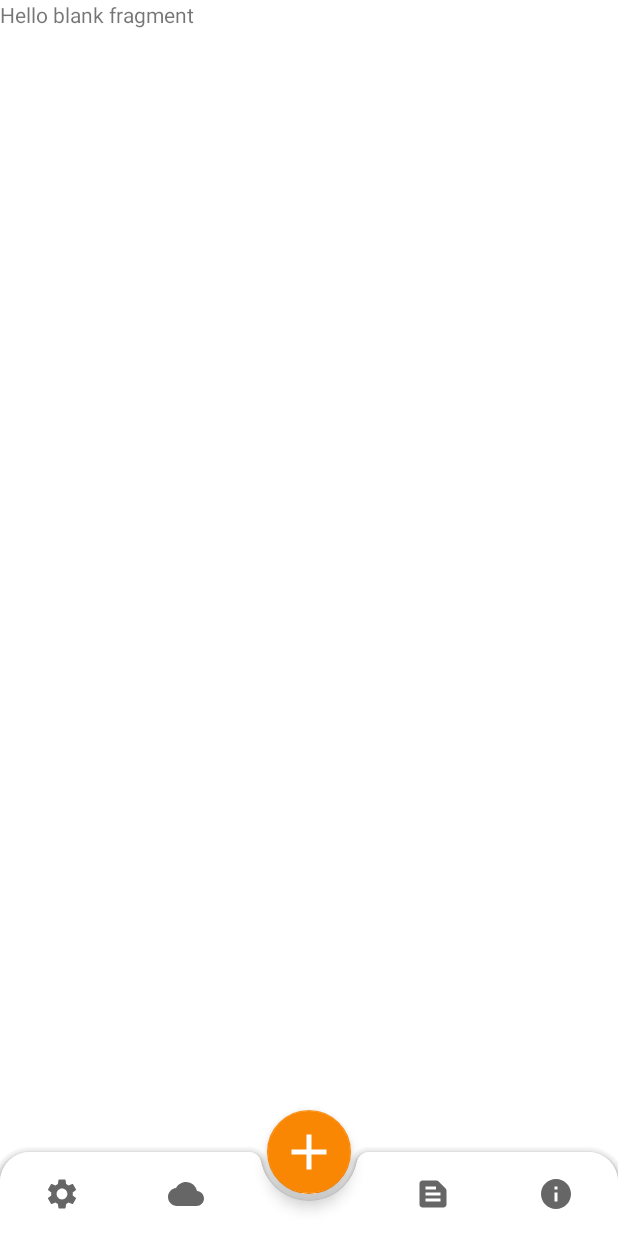
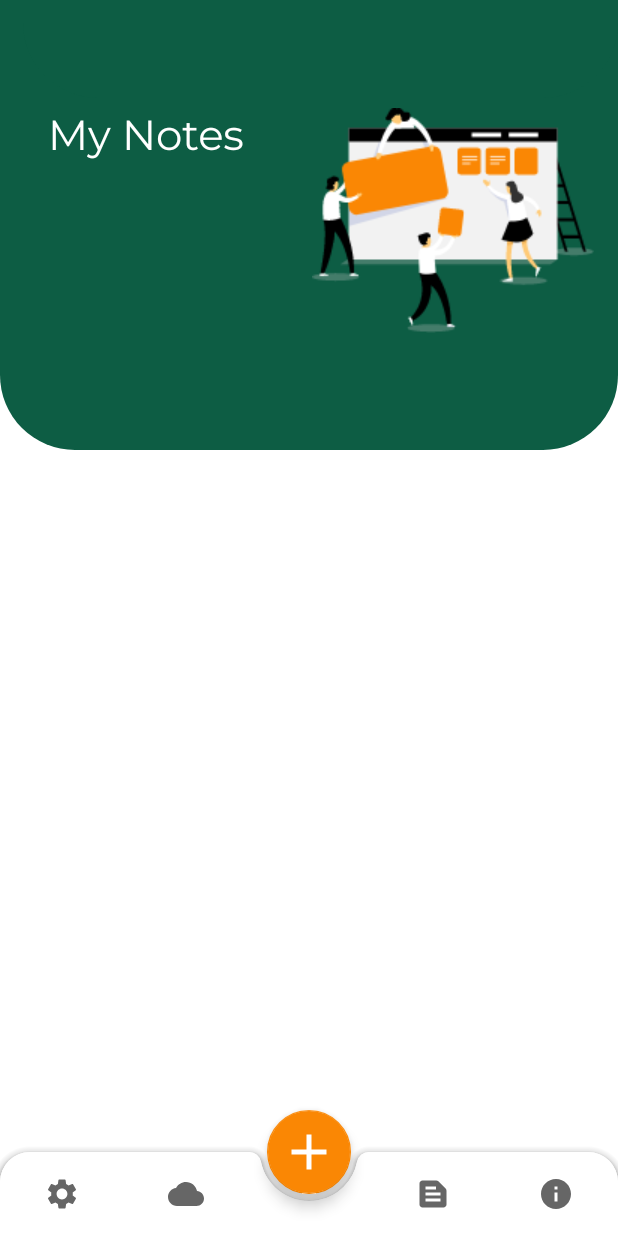
Before and after one commit to a1383n/sticknote, an Android app: the screen it shows after launch (MainActivity), item 3 of the bottom bar chosen, on a phone screen of 412 x 824 dp. Run offline under Robolectric (Android 15) with nearby library versions, the phone set to English and light mode, and no system bars; our stand-ins replace Room's generated code, navigation-ui.

Commit message:
Replace viewPager with Navigation

```diff
--- a/app/build.gradle
+++ b/app/build.gradle
@@ -62,6 +62,12 @@ dependencies {
     kapt "androidx.lifecycle:lifecycle-compiler:$lifecycle_version"
     implementation "androidx.activity:activity-ktx:1.2.0"
 
+    //Navigation Components
+    def nav_version = "2.3.3"
+    implementation "androidx.navigation:navigation-fragment-ktx:$nav_version"
+    implementation "androidx.navigation:navigation-ui-ktx:$nav_version"
+
+
     def work_version = "2.5.0"
     // Kotlin + coroutines
     implementation "androidx.work:work-runtime-ktx:$work_version"
--- a/app/src/main/java/ir/amirsobhan/sticknote/adapters/MainViewPagerAdapter.kt
+++ /dev/null
@@ -1,28 +0,0 @@
-package ir.amirsobhan.sticknote.adapters
-
-import androidx.fragment.app.Fragment
-import androidx.fragment.app.FragmentManager
-import androidx.lifecycle.Lifecycle
-import androidx.viewpager2.adapter.FragmentStateAdapter
-import ir.amirsobhan.sticknote.ui.fragments.CloudFragment
-import ir.amirsobhan.sticknote.ui.fragments.InfoFragment
-import ir.amirsobhan.sticknote.ui.fragments.NotesFragment
-import ir.amirsobhan.sticknote.ui.fragments.SettingFragment
-
-class MainViewPagerAdapter(val fragmentManager: FragmentManager,val lifecycle: Lifecycle) : FragmentStateAdapter(fragmentManager, lifecycle) {
-
-    override fun getItemCount(): Int {
-        return 4;
-    }
-
-    override fun createFragment(position: Int): Fragment {
-        return when (position) {
-            0 -> SettingFragment()
-            1 -> CloudFragment()
-            2 -> NotesFragment()
-            3 -> InfoFragment()
-
-            else -> TODO();
-        }
-    }
-}
--- a/app/src/main/java/ir/amirsobhan/sticknote/ui/activity/MainActivity.kt
+++ b/app/src/main/java/ir/amirsobhan/sticknote/ui/activity/MainActivity.kt
@@ -3,10 +3,11 @@ package ir.amirsobhan.sticknote.ui.activity
 import android.content.Intent
 import android.os.Bundle
 import androidx.appcompat.app.AppCompatActivity
+import androidx.navigation.fragment.NavHostFragment
+import androidx.navigation.ui.NavigationUI
 import com.google.android.material.shape.CornerFamily
 import com.google.android.material.shape.MaterialShapeDrawable
 import ir.amirsobhan.sticknote.R
-import ir.amirsobhan.sticknote.adapters.MainViewPagerAdapter
 import ir.amirsobhan.sticknote.databinding.ActivityMainBinding
 
 
@@ -24,33 +25,19 @@ class MainActivity : AppCompatActivity() {
         }
     }
 
-    private fun setupBottomNavigation(){
-        activityMainBinding.viewPager.adapter = MainViewPagerAdapter(
-            supportFragmentManager,
-            lifecycle
-        )
-        activityMainBinding.viewPager.currentItem = 2
-        activityMainBinding.bottomNavigation.selectedItemId = R.id.notes
-        activityMainBinding.viewPager.isUserInputEnabled = false;
-        activityMainBinding.bottomNavigation.setOnNavigationItemSelectedListener {
-            when(it.itemId){
-                R.id.setting -> activityMainBinding.viewPager.currentItem = 0
-                R.id.cloud -> activityMainBinding.viewPager.currentItem = 1
-                R.id.notes -> activityMainBinding.viewPager.currentItem = 2
-                R.id.info -> activityMainBinding.viewPager.currentItem = 3
-                else -> false
-            }
-            true
-        }
+    private fun setupBottomNavigation() {
+
+        val navHostFragment = supportFragmentManager.findFragmentById(R.id.nav_host_fragment) as NavHostFragment?
+        NavigationUI.setupWithNavController(activityMainBinding.bottomNavigation, navHostFragment!!.navController)
+
 
         // Add Corner to BottomBar
         var radius = resources.getDimension(R.dimen.bottom_nav_corner)
         val bottomBarBackground = activityMainBinding.bottomBar.background as MaterialShapeDrawable
         bottomBarBackground.shapeAppearanceModel = bottomBarBackground.shapeAppearanceModel
             .toBuilder()
-            .setTopRightCorner(CornerFamily.ROUNDED,radius)
-            .setTopLeftCorner(CornerFamily.ROUNDED,radius)
+            .setTopRightCorner(CornerFamily.ROUNDED, radius)
+            .setTopLeftCorner(CornerFamily.ROUNDED, radius)
             .build()
-
     }
 }
--- a/app/src/main/res/layout/activity_main.xml
+++ b/app/src/main/res/layout/activity_main.xml
@@ -7,11 +7,13 @@
     tools:context=".ui.activity.MainActivity">
 
 
-    <androidx.viewpager2.widget.ViewPager2
-        android:id="@+id/viewPager"
+    <fragment
+        android:id="@+id/nav_host_fragment"
+        android:name="androidx.navigation.fragment.NavHostFragment"
         android:layout_width="match_parent"
         android:layout_height="match_parent"
-        android:layout_marginBottom="?android:actionBarSize" />
+        app:defaultNavHost="true"
+        app:navGraph="@navigation/nav_graph"/>
 
 
     <com.google.android.material.bottomappbar.BottomAppBar
--- a/app/src/main/res/menu/bottom_nav.xml
+++ b/app/src/main/res/menu/bottom_nav.xml
@@ -3,16 +3,15 @@
     xmlns:app="http://schemas.android.com/apk/res-auto">
     <item
         android:title="Setting"
-        android:id="@+id/setting"
+        android:id="@+id/settingFragment"
         android:icon="@drawable/ic_baseline_settings_24"
         app:showAsAction="always"/>
 
     <item
         android:title="Cloud"
-        android:id="@+id/cloud"
+        android:id="@+id/cloudFragment"
         android:icon="@drawable/ic_baseline_cloud_24"
         app:showAsAction="always"/>
-
 
     <item
         android:title=""
@@ -20,13 +19,13 @@
 
     <item
         android:title="Notes"
-        android:id="@+id/notes"
+        android:id="@+id/notesFragment"
         android:icon="@drawable/ic_baseline_text_snippet_24"
         app:showAsAction="always"/>
 
     <item
         android:title="Info"
-        android:id="@+id/info"
+        android:id="@+id/infoFragment"
         android:icon="@drawable/ic_baseline_info_24"
         app:showAsAction="always"/>
 
--- /dev/null
+++ b/app/src/main/res/navigation/nav_graph.xml
@@ -0,0 +1,38 @@
+<?xml version="1.0" encoding="utf-8"?>
+<navigation xmlns:android="http://schemas.android.com/apk/res/android"
+    xmlns:app="http://schemas.android.com/apk/res-auto"
+    xmlns:tools="http://schemas.android.com/tools"
+    android:id="@+id/nav_graph"
+    app:startDestination="@id/notesFragment">
+
+    <fragment
+        android:id="@+id/infoFragment"
+        android:name="ir.amirsobhan.sticknote.ui.fragments.InfoFragment"
+        android:label="InfoFragment" />
+    <fragment
+        android:id="@+id/settingFragment"
+        android:name="ir.amirsobhan.sticknote.ui.fragments.SettingFragment"
+        android:label="SettingFragment" >
+        <action
+            android:id="@+id/action_settingFragment_to_cloudFragment"
+            app:destination="@id/cloudFragment" />
+    </fragment>
+    <fragment
+        android:id="@+id/cloudFragment"
+        android:name="ir.amirsobhan.sticknote.ui.fragments.CloudFragment"
+        android:label="fragment_cloud"
+        tools:layout="@layout/fragment_cloud" >
+        <action
+            android:id="@+id/action_cloudFragment_to_notesFragment"
+            app:destination="@id/notesFragment" />
+    </fragment>
+    <fragment
+        android:id="@+id/notesFragment"
+        android:name="ir.amirsobhan.sticknote.ui.fragments.NotesFragment"
+        android:label="fragment_notes"
+        tools:layout="@layout/fragment_notes" >
+        <action
+            android:id="@+id/action_notesFragment_to_infoFragment"
+            app:destination="@id/infoFragment" />
+    </fragment>
+</navigation>
```
